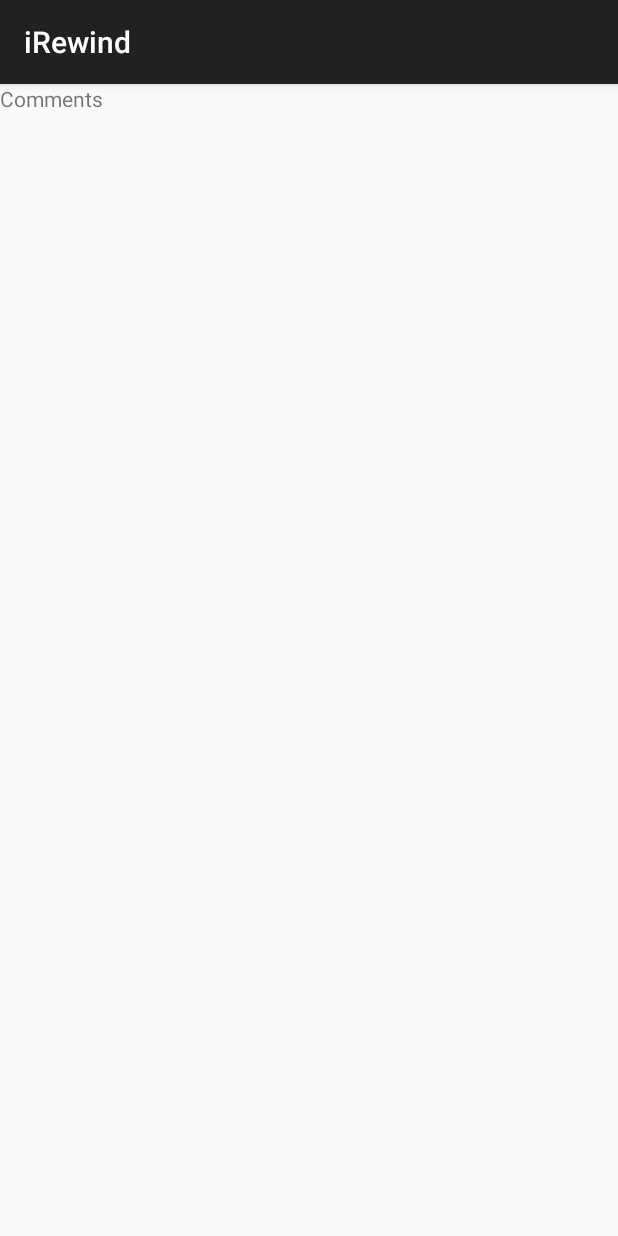
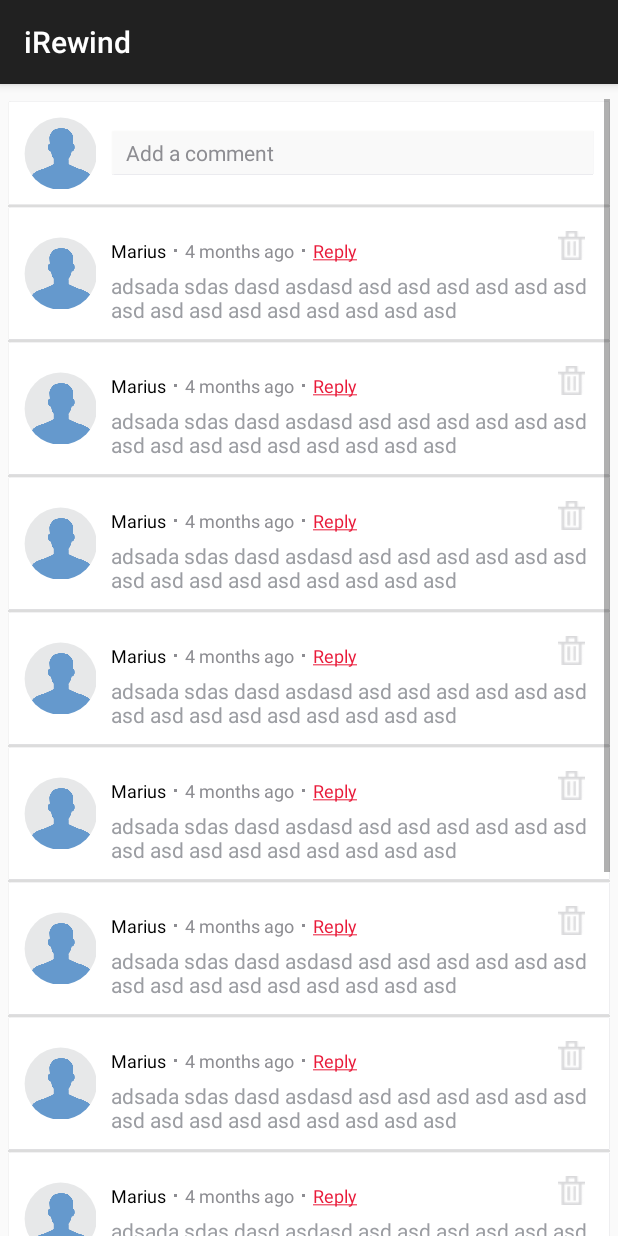
Before and after one commit to irewind/Android-Adonis-interface-and-developer-mode-, an Android app: the fragment IRCommentsFragment shown on its own in the app's theme, on a phone screen of 412 x 824 dp. Run offline under Robolectric (Android 15) with nearby library versions, the light colour scheme and no system bars; our stand-ins replace ButterKnife.

Commit message:
comments video screen

```diff
--- /dev/null
+++ b/app/src/main/java/com/irewind/adapters/IRCommentsAdapter.java
@@ -0,0 +1,120 @@
+package com.irewind.adapters;
+
+import android.content.Context;
+import android.view.LayoutInflater;
+import android.view.View;
+import android.view.ViewGroup;
+import android.widget.ArrayAdapter;
+import android.widget.ImageButton;
+import android.widget.ImageView;
+import android.widget.LinearLayout;
+import android.widget.RelativeLayout;
+import android.widget.TextView;
+
+import com.irewind.R;
+import com.irewind.models.CommentItem;
+import com.irewind.models.RelatedItem;
+import com.irewind.ui.views.RoundedImageView;
+
+import java.util.List;
+
+/**
+ * Created by tzmst on 5/7/14.
+ */
+public class IRCommentsAdapter extends ArrayAdapter<CommentItem>{
+
+    private List<CommentItem> dataList;
+    private int layout;
+    private Context mContext;
+
+    public IRCommentsAdapter(Context context, int resource, List<CommentItem> data) {
+        super(context, resource);
+        mContext = context;
+        layout = resource;
+        dataList = data;
+    }
+
+    @Override
+    public CommentItem getItem(int position) {
+        return dataList.get(position);
+    }
+
+    @Override
+    public int getCount() {
+        return dataList.size();
+    }
+
+    @Override
+    public View getView(int position, View convertView, ViewGroup parent) {
+
+        CommentsItemHolder holder;
+
+        if (convertView == null) {
+            convertView = LayoutInflater.from(mContext).inflate(layout, null);
+            holder = new CommentsItemHolder();
+
+            holder.username = (TextView) convertView.findViewById(R.id.username);
+            holder.date = (TextView) convertView.findViewById(R.id.date);
+            holder.reply = (TextView) convertView.findViewById(R.id.reply);
+            holder.comments = (TextView) convertView.findViewById(R.id.description);
+            holder.addComment = (TextView) convertView.findViewById(R.id.addComment);
+            holder.delete = (ImageButton) convertView.findViewById(R.id.delete);
+            holder.pictureTop = (RoundedImageView) convertView.findViewById(R.id.profileImageTop);
+            holder.picture = (RoundedImageView) convertView.findViewById(R.id.profileImage);
+            holder.topRow = (LinearLayout) convertView.findViewById(R.id.firstRow);
+            holder.otherRow = (RelativeLayout) convertView.findViewById(R.id.anyLayout);
+
+            convertView.setTag(holder);
+        } else {
+            holder = (CommentsItemHolder) convertView.getTag();
+        }
+
+        CommentItem info = getItem(position);
+
+        if (position == 0){
+            holder.topRow.setVisibility(View.VISIBLE);
+            holder.otherRow.setVisibility(View.GONE);
+
+            holder.addComment.setOnClickListener(new CustomOnClickAddCommentListener());
+        } else {
+            holder.topRow.setVisibility(View.GONE);
+            holder.otherRow.setVisibility(View.VISIBLE);
+            holder.reply.setOnClickListener(new CustomOnClickReplayListener());
+            holder.delete.setOnClickListener(new CustomOnClickReplayListener());
+        }
+
+        return convertView;
+    }
+
+    private class CommentsItemHolder {
+        TextView username, date, comments, reply, addComment;
+        ImageButton delete;
+        RoundedImageView pictureTop, picture;
+        LinearLayout topRow;
+        RelativeLayout otherRow;
+    }
+
+    private class CustomOnClickAddCommentListener implements View.OnClickListener{
+
+        @Override
+        public void onClick(View v) {
+            //TODO add comments
+        }
+    }
+
+    private class CustomOnClickReplayListener implements View.OnClickListener{
+
+        @Override
+        public void onClick(View v) {
+            //TODO reply
+        }
+    }
+
+    private class CustomOnClickDeleteListener implements View.OnClickListener{
+
+        @Override
+        public void onClick(View v) {
+            //TODO Delete comment
+        }
+    }
+}
--- a/app/src/main/java/com/irewind/fragments/movies/IRCommentsFragment.java
+++ b/app/src/main/java/com/irewind/fragments/movies/IRCommentsFragment.java
@@ -1,15 +1,35 @@
 package com.irewind.fragments.movies;
 
 import android.os.Bundle;
+import android.support.annotation.Nullable;
 import android.support.v4.app.Fragment;
+import android.text.format.DateUtils;
 import android.view.LayoutInflater;
 import android.view.View;
 import android.view.ViewGroup;
+import android.widget.ListView;
 
+import com.handmark.pulltorefresh.library.PullToRefreshBase;
+import com.handmark.pulltorefresh.library.PullToRefreshListView;
 import com.irewind.R;
+import com.irewind.adapters.IRCommentsAdapter;
+import com.irewind.models.CommentItem;
+
+import java.util.ArrayList;
+import java.util.Calendar;
+import java.util.List;
+
+import butterknife.ButterKnife;
+import butterknife.InjectView;
 
 
 public class IRCommentsFragment extends Fragment {
+
+    @InjectView(R.id.commentsListView)
+    PullToRefreshListView mPullToRefreshListView;
+
+    private ListView mListView;
+    private IRCommentsAdapter mAdapter;
 
     public static IRCommentsFragment newInstance() {
         IRCommentsFragment fragment = new IRCommentsFragment();
@@ -31,4 +51,50 @@ public class IRCommentsFragment extends Fragment {
         // Inflate the layout for this fragment
         return getActivity().getLayoutInflater().inflate(R.layout.fragment_ircomments, container, false);
     }
+
+    @Override
+    public void onViewCreated(View view, @Nullable Bundle savedInstanceState) {
+        super.onViewCreated(view, savedInstanceState);
+        ButterKnife.inject(this, view);
+
+        mPullToRefreshListView.setOnLastItemVisibleListener(new PullToRefreshBase.OnLastItemVisibleListener() {
+            @Override
+            public void onLastItemVisible() {
+
+            }
+        });
+        mPullToRefreshListView.setOnRefreshListener(new PullToRefreshBase.OnRefreshListener<ListView>() {
+            @Override
+            public void onRefresh(PullToRefreshBase<ListView> refreshView) {
+                String label = DateUtils.formatDateTime(getActivity(), System.currentTimeMillis(),
+                        DateUtils.FORMAT_SHOW_TIME | DateUtils.FORMAT_SHOW_DATE | DateUtils.FORMAT_ABBREV_ALL);
+
+                // Update the LastUpdatedLabel
+                refreshView.getLoadingLayoutProxy().setLastUpdatedLabel(label);
+                mPullToRefreshListView.onRefreshComplete(); //TODO Move this line in onPostExecute if AsyncTask
+            }
+        });
+        mListView = mPullToRefreshListView.getRefreshableView();
+        populate();
+    }
+
+    private void populate(){
+        //TODO REMOVE THIS
+        List<CommentItem> data = new ArrayList<CommentItem>();
+        data.add(new CommentItem(0, "","", Calendar.getInstance().getTime(), "link", "comments"));
+        data.add(new CommentItem(0, "","", Calendar.getInstance().getTime(), "link", "comments"));
+        data.add(new CommentItem(0, "","", Calendar.getInstance().getTime(), "link", "comments"));
+        data.add(new CommentItem(0, "","", Calendar.getInstance().getTime(), "link", "comments"));
+        data.add(new CommentItem(0, "","", Calendar.getInstance().getTime(), "link", "comments"));
+        data.add(new CommentItem(0, "","", Calendar.getInstance().getTime(), "link", "comments"));
+        data.add(new CommentItem(0, "","", Calendar.getInstance().getTime(), "link", "comments"));
+        data.add(new CommentItem(0, "","", Calendar.getInstance().getTime(), "link", "comments"));
+        data.add(new CommentItem(0, "","", Calendar.getInstance().getTime(), "link", "comments"));
+        data.add(new CommentItem(0, "","", Calendar.getInstance().getTime(), "link", "comments"));
+        data.add(new CommentItem(0, "","", Calendar.getInstance().getTime(), "link", "comments"));
+        data.add(new CommentItem(0, "","", Calendar.getInstance().getTime(), "link", "comments"));
+
+        mAdapter = new IRCommentsAdapter(getActivity(), R.layout.row_comments_list, data);
+        mListView.setAdapter(mAdapter);
+    }
 }
--- /dev/null
+++ b/app/src/main/java/com/irewind/models/CommentItem.java
@@ -0,0 +1,73 @@
+package com.irewind.models;
+
+import java.util.Date;
+
+/**
+ * Created by tzmst on 11/17/2014.
+ */
+public class CommentItem {
+
+    private int id;
+    private String name;
+    private String lastName;
+    private Date date;
+    private String link;
+    private String comment;
+
+    public CommentItem(int id, String name, String lastName, Date date, String link, String comment) {
+        this.id = id;
+        this.name = name;
+        this.lastName = lastName;
+        this.date = date;
+        this.link = link;
+        this.comment = comment;
+    }
+
+    public int getId() {
+        return id;
+    }
+
+    public void setId(int id) {
+        this.id = id;
+    }
+
+    public String getName() {
+        return name;
+    }
+
+    public void setName(String name) {
+        this.name = name;
+    }
+
+    public String getLastName() {
+        return lastName;
+    }
+
+    public void setLastName(String lastName) {
+        this.lastName = lastName;
+    }
+
+    public Date getDate() {
+        return date;
+    }
+
+    public void setDate(Date date) {
+        this.date = date;
+    }
+
+    public String getLink() {
+        return link;
+    }
+
+    public void setLink(String link) {
+        this.link = link;
+    }
+
+    public String getComment() {
+        return comment;
+    }
+
+    public void setComment(String comment) {
+        this.comment = comment;
+    }
+}
--- a/app/src/main/res/layout/fragment_ircomments.xml
+++ b/app/src/main/res/layout/fragment_ircomments.xml
@@ -1,10 +1,17 @@
-<FrameLayout xmlns:android="http://schemas.android.com/apk/res/android"
-    xmlns:tools="http://schemas.android.com/tools" android:layout_width="match_parent"
+<RelativeLayout xmlns:android="http://schemas.android.com/apk/res/android"
+    xmlns:tools="http://schemas.android.com/tools"
+    android:layout_width="match_parent"
     android:layout_height="match_parent"
+    android:paddingLeft="5dp"
+    android:paddingRight="5dp"
     tools:context="com.irewind.fragments.movies.IRCommentsFragment">
 
-    <!-- TODO: Update blank fragment layout -->
-    <TextView android:layout_width="match_parent" android:layout_height="match_parent"
-        android:text="Comments" />
+    <com.handmark.pulltorefresh.library.PullToRefreshListView
+        android:id="@+id/commentsListView"
+        android:layout_width="match_parent"
+        android:layout_height="match_parent"
+        android:paddingTop="10dp"
+        android:paddingBottom="10dp"
+        android:clipToPadding="false" />
 
-</FrameLayout>
+</RelativeLayout>
--- /dev/null
+++ b/app/src/main/res/layout/row_comments_list.xml
@@ -0,0 +1,122 @@
+<?xml version="1.0" encoding="utf-8"?>
+<RelativeLayout xmlns:android="http://schemas.android.com/apk/res/android"
+    android:layout_width="match_parent"
+    android:layout_height="match_parent"
+    android:background="@drawable/bg_tabs">
+
+    <LinearLayout
+        android:id="@+id/firstRow"
+        android:layout_width="match_parent"
+        android:layout_height="wrap_content"
+        android:padding="10dp"
+        android:orientation="horizontal"
+        android:visibility="invisible">
+
+        <com.irewind.ui.views.RoundedImageView
+            android:id="@+id/profileImageTop"
+            android:layout_width="48dp"
+            android:layout_height="48dp"
+            android:src="@drawable/img_default_picture" />
+
+        <TextView
+            android:id="@+id/addComment"
+            android:layout_width="match_parent"
+            android:layout_height="wrap_content"
+            android:background="@drawable/bg_add_comment"
+            android:layout_gravity="center_vertical"
+            android:layout_marginLeft="10dp"
+            android:paddingLeft="10dp"
+            android:paddingTop="5dp"
+            android:paddingBottom="5dp"
+            android:textColor="@color/tab_gray"
+            android:text="Add a comment" />
+    </LinearLayout>
+
+    <RelativeLayout
+        android:id="@+id/anyLayout"
+        android:layout_width="match_parent"
+        android:layout_height="wrap_content"
+        android:padding="10dp">
+
+        <com.irewind.ui.views.RoundedImageView
+            android:id="@+id/profileImage"
+            android:layout_width="48dp"
+            android:layout_height="48dp"
+            android:src="@drawable/img_default_picture"
+            android:layout_centerVertical="true" />
+
+        <LinearLayout
+            android:layout_width="match_parent"
+            android:layout_height="wrap_content"
+            android:orientation="vertical"
+            android:layout_marginTop="10dp"
+            android:layout_toRightOf="@+id/profileImage"
+            android:layout_marginLeft="10dp">
+
+            <LinearLayout
+                android:layout_width="match_parent"
+                android:layout_height="wrap_content"
+                android:orientation="horizontal">
+
+                <TextView
+                    android:id="@+id/username"
+                    android:textColor="@android:color/black"
+                    android:layout_width="wrap_content"
+                    android:layout_height="wrap_content"
+                    android:text="Marius"
+                    android:textSize="12sp"/>
+
+                <View
+                    android:layout_width="2dp"
+                    android:layout_height="2dp"
+                    android:background="@color/tab_gray"
+                    android:layout_marginLeft="5dp"
+                    android:layout_gravity="center_vertical"/>
+
+                <TextView
+                    android:id="@+id/date"
+                    android:layout_width="wrap_content"
+                    android:layout_height="wrap_content"
+                    android:textColor="@color/tab_gray"
+                    android:layout_marginLeft="5dp"
+                    android:textSize="12sp"
+                    android:text="4 months ago"/>
+
+                <View
+                    android:layout_width="2dp"
+                    android:layout_height="2dp"
+                    android:background="@color/tab_gray"
+                    android:layout_marginLeft="5dp"
+                    android:layout_gravity="center_vertical"/>
+
+                <TextView
+                    android:id="@+id/reply"
+                    android:layout_width="wrap_content"
+                    android:layout_height="wrap_content"
+                    android:layout_marginLeft="5dp"
+                    android:textSize="12sp"
+                    android:textColor="@color/text_red"
+                    android:text="@string/reply"/>
+            </LinearLayout>
+
+            <TextView
+                android:id="@+id/description"
+                android:layout_width="wrap_content"
+                android:layout_height="wrap_content"
+                android:layout_marginTop="5dp"
+                android:textColor="@color/tab_gray_dots"
+                android:text="adsada sdas dasd asdasd asd asd asd asd asd asd asd asd asd asd asd asd asd asd asd "/>
+        </LinearLayout>
+
+        <ImageButton
+            android:id="@+id/delete"
+            android:layout_width="19dp"
+            android:layout_height="19dp"
+            android:scaleType="fitCenter"
+            android:src="@drawable/ic_delete"
+            android:layout_margin="5dp"
+            android:background="@android:color/transparent"
+            android:layout_alignParentRight="true"/>
+    </RelativeLayout>
+
+</RelativeLayout>
--- a/app/src/main/res/values/strings.xml
+++ b/app/src/main/res/values/strings.xml
@@ -74,4 +74,5 @@
     <string name="description">DESCRIPTION</string>
     <string name="dummy_text">Lorem ipsumLorem ipsum Lorem ipsum Lorem ipsum Lorem ipsum Lorem ipsum Lorem ipsum Lorem ipsum Lorem ipsum Lorem ipsum Lorem ipsum Lorem ipsum Lorem ipsum Lorem ipsum Lorem ipsum Lorem ipsum Lorem ipsum Lorem ipsum Lorem ipsum Lorem ipsum</string>
     <string name="no_related_videos">No related videos found</string>
+    <string name="reply"><u>Reply</u></string>
 </resources>
```
Also changed, not shown: app/src/main/res/drawable-xxxhdpi/bg_add_comment.9.png (added), app/src/main/res/drawable-xxxhdpi/ic_delete.png (added).
